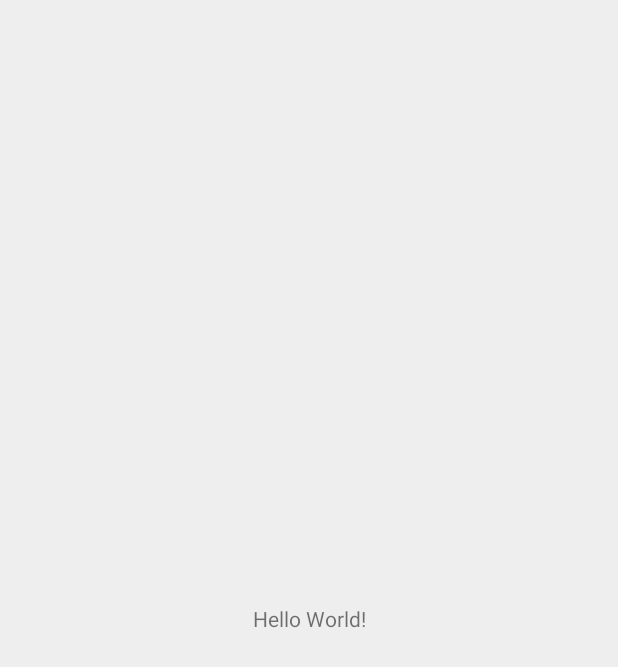
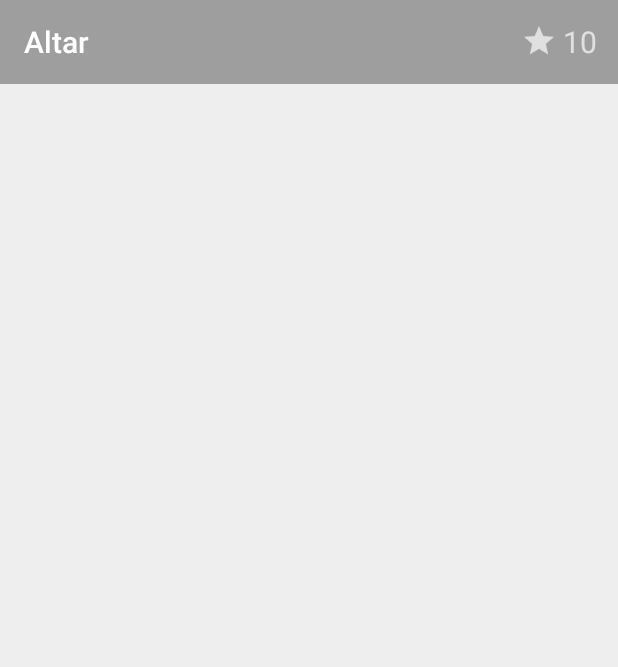
Before and after one commit to ysera34/android-memorialize, an Android app: the screen it shows after launch (MainActivity), on a phone screen of 412 x 824 dp. Before the commit the part shown is almost empty. Shown: the top 667 px of the screen. Run offline under Robolectric (Android 15) with nearby library versions, the light colour scheme and no system bars.

Commit message:
customize toolbar star text view

```diff
--- a/Altar/app/src/main/java/com/memorial/altar/MainActivity.java
+++ b/Altar/app/src/main/java/com/memorial/altar/MainActivity.java
@@ -1,13 +1,40 @@
 package com.memorial.altar;
 
+import android.os.Bundle;
 import android.support.v7.app.AppCompatActivity;
-import android.os.Bundle;
+import android.support.v7.widget.Toolbar;
+import android.view.View;
+import android.widget.TextView;
+import android.widget.Toast;
 
-public class MainActivity extends AppCompatActivity {
+public class MainActivity extends AppCompatActivity implements View.OnClickListener {
+
+    private Toolbar mToolbar;
+    private TextView mToolbarStarTextView;
 
     @Override
     protected void onCreate(Bundle savedInstanceState) {
         super.onCreate(savedInstanceState);
         setContentView(R.layout.activity_main);
+
+        mToolbar = (Toolbar) findViewById(R.id.toolbar);
+
+        setSupportActionBar(mToolbar);
+        getSupportActionBar().setDisplayShowHomeEnabled(true);
+        getSupportActionBar().setDisplayShowCustomEnabled(true);
+
+        mToolbarStarTextView = mToolbar.findViewById(R.id.toolbar_star_text_view);
+        mToolbarStarTextView.setOnClickListener(this);
+
+    }
+
+    @Override
+    public void onClick(View view) {
+        switch (view.getId()) {
+            case R.id.toolbar_star_text_view:
+                Toast.makeText(getApplicationContext(), "star_text_view", Toast.LENGTH_SHORT).show();
+                mToolbarStarTextView.setText(String.valueOf(20));
+                break;
+        }
     }
 }
--- a/Altar/app/src/main/res/layout/activity_main.xml
+++ b/Altar/app/src/main/res/layout/activity_main.xml
@@ -1,19 +1,20 @@
 <?xml version="1.0" encoding="utf-8"?>
-<android.support.constraint.ConstraintLayout
+<RelativeLayout
     xmlns:android="http://schemas.android.com/apk/res/android"
-    xmlns:app="http://schemas.android.com/apk/res-auto"
     xmlns:tools="http://schemas.android.com/tools"
     android:layout_width="match_parent"
     android:layout_height="match_parent"
-    tools:context="com.memorial.altar.MainActivity">
+    tools:context=".MainActivity">
 
-    <TextView
-        android:layout_width="wrap_content"
+    <LinearLayout
+        android:layout_width="match_parent"
         android:layout_height="wrap_content"
-        android:text="Hello World!"
-        app:layout_constraintBottom_toBottomOf="parent"
-        app:layout_constraintLeft_toLeftOf="parent"
-        app:layout_constraintRight_toRightOf="parent"
-        app:layout_constraintTop_toTopOf="parent"/>
+        android:layout_alignParentTop="true"
+        android:orientation="vertical">
 
-</android.support.constraint.ConstraintLayout>
+        <include
+            android:id="@+id/toolbar"
+            layout="@layout/toolbar" />
+    </LinearLayout>
+
+</RelativeLayout>
--- /dev/null
+++ b/Altar/app/src/main/res/layout/toolbar.xml
@@ -0,0 +1,17 @@
+<?xml version="1.0" encoding="utf-8"?>
+<android.support.v7.widget.Toolbar
+    xmlns:android="http://schemas.android.com/apk/res/android"
+    xmlns:local="http://schemas.android.com/apk/res-auto"
+    android:id="@+id/toolbar"
+    android:layout_width="match_parent"
+    android:layout_height="wrap_content"
+    android:minHeight="?attr/actionBarSize"
+    android:background="?attr/colorPrimary"
+    local:theme="@style/ThemeOverlay.AppCompat.Dark.ActionBar"
+    local:popupTheme="@style/ThemeOverlay.AppCompat.Light">
+
+    <include
+        android:id="@+id/toolbar_star_text_view"
+        layout="@layout/toolbar_star_text_view" />
+
+</android.support.v7.widget.Toolbar>
--- /dev/null
+++ b/Altar/app/src/main/res/layout/toolbar_star_text_view.xml
@@ -0,0 +1,17 @@
+<?xml version="1.0" encoding="utf-8"?>
+<TextView
+    xmlns:android="http://schemas.android.com/apk/res/android"
+    android:id="@+id/toolbar_star_text_view"
+    android:layout_width="wrap_content"
+    android:layout_height="wrap_content"
+    android:layout_gravity="end"
+    android:layout_marginEnd="10dp"
+    android:padding="4dp"
+    android:drawableStart="@drawable/ic_star_grey_300_24dp"
+    android:drawablePadding="4dp"
+    android:gravity="center"
+    android:text="10"
+    android:textSize="20sp"
+    android:textColor="@color/colorGray300">
+
+</TextView>
--- a/Altar/app/src/main/res/values-v21/styles.xml
+++ b/Altar/app/src/main/res/values-v21/styles.xml
@@ -4,6 +4,12 @@
     <style name="AppTheme.NoActionBar">
         <item name="windowActionBar">false</item>
         <item name="windowNoTitle">true</item>
+
+        <item name="android:windowContentTransitions">true</item>
+        <item name="android:windowAllowEnterTransitionOverlap">true</item>
+        <item name="android:windowAllowReturnTransitionOverlap">true</item>
+        <item name="android:windowSharedElementEnterTransition">@android:transition/move</item>
+        <item name="android:windowSharedElementExitTransition">@android:transition/move</item>
     </style>
 
 </resources>
--- a/Altar/app/src/main/res/values/strings.xml
+++ b/Altar/app/src/main/res/values/strings.xml
@@ -1,3 +1,23 @@
 <resources>
     <string name="app_name">Altar</string>
+
+    <string name="toolbar_menu_stars">Stars</string>
+
+    <string name="nav_item_notifications">Messages</string>
+    <string name="nav_item_star">Star</string>
+    <string name="nav_item_settings">Settings</string>
+    <string name="nav_item_faq">FAQ</string>
+
+    <!-- navigation drawer item labels  -->
+    <string-array name="nav_drawer_labels">
+        <item>@string/nav_item_notifications</item>
+        <item>@string/nav_item_star</item>
+        <item>@string/nav_item_settings</item>
+        <item>@string/nav_item_faq</item>
+    </string-array>
+
+    <string name="title_friends">Friends</string>
+    <string name="title_altar">Altar</string>
+    <string name="title_obituary">Obituary</string>
+
 </resources>
```
Also changed, not shown: Altar/app/src/main/res/drawable-xhdpi/ic_star_grey_300_24dp.png (added), Altar/app/src/main/res/drawable-xxhdpi/ic_star_grey_300_24dp.png (added), Altar/app/src/main/res/drawable-xxxhdpi/ic_star_grey_300_24dp.png (added).
